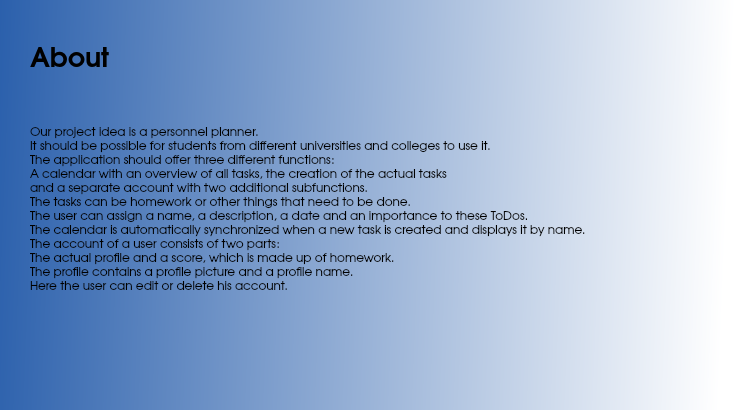
This is PersonalPlanner/aboutform.ui in sabrine-gamdou/PersonalPlanner as Qt 5 draws it before an edit. The edited form follows.
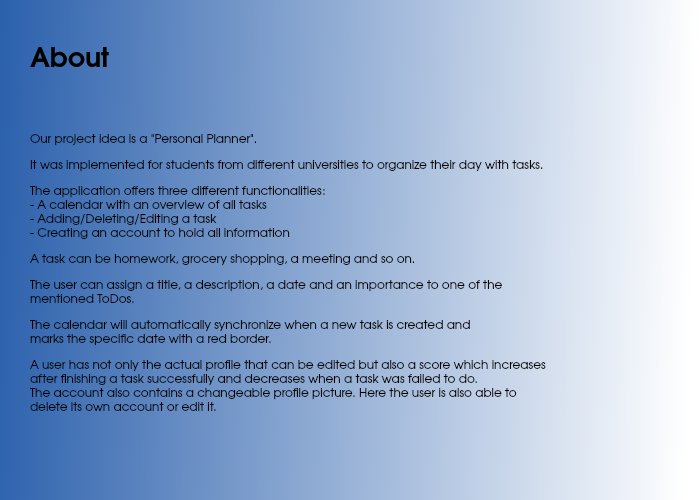
This is the edited form.

Patch:
```diff
--- a/PersonalPlanner/aboutform.ui
+++ b/PersonalPlanner/aboutform.ui
@@ -6,8 +6,8 @@
    <rect>
     <x>0</x>
     <y>0</y>
-    <width>734</width>
-    <height>410</height>
+    <width>699</width>
+    <height>500</height>
    </rect>
   </property>
   <property name="font">
@@ -49,9 +49,9 @@
    <property name="geometry">
     <rect>
      <x>30</x>
-     <y>80</y>
-     <width>781</width>
-     <height>261</height>
+     <y>90</y>
+     <width>651</width>
+     <height>371</height>
     </rect>
    </property>
    <property name="font">
@@ -63,18 +63,7 @@
     <string notr="true">background: qlineargradient(spread:pad, x1:0, y1:0, x2:1, y2:0.0225455, stop:0 rgba(0,0,0,0), stop:1 rgba(0,0,0,0))</string>
    </property>
    <property name="text">
-    <string>Our project idea is a personnel planner.
-It should be possible for students from different universities and colleges to use it.
-The application should offer three different functions:
-A calendar with an overview of all tasks, the creation of the actual tasks
-and a separate account with two additional subfunctions.
-The tasks can be homework or other things that need to be done.
-The user can assign a name, a description, a date and an importance to these ToDos.
-The calendar is automatically synchronized when a new task is created and displays it by name.
-The account of a user consists of two parts:
-The actual profile and a score, which is made up of homework.
-The profile contains a profile picture and a profile name.
-Here the user can edit or delete his account.</string>
+    <string>&lt;html&gt;&lt;head/&gt;&lt;body&gt;&lt;p&gt;Our project idea is a &amp;quot;Personal Planner&amp;quot;.&lt;/p&gt;&lt;p&gt;It was implemented for students from different universities to organize their day with tasks.&lt;/p&gt;&lt;p&gt;The application offers three different functionalities: &lt;br/&gt;- A calendar with an overview of all tasks&lt;br/&gt;- Adding/Deleting/Editing a task&lt;br/&gt;- Creating an account to hold all information&lt;/p&gt;&lt;p&gt;A task can be homework, grocery shopping, a meeting and so on. &lt;/p&gt;&lt;p&gt;The user can assign a title, a description, a date and an importance to one of the &lt;br/&gt;mentioned ToDos. &lt;/p&gt;&lt;p&gt;The calendar will automatically synchronize when a new task is created and &lt;br/&gt;marks the specific date with a red border.&lt;/p&gt;&lt;p&gt;A user has not only the actual profile that can be edited but also a score which increases &lt;br/&gt;after finishing a task successfully and decreases when a task was failed to do. &lt;br/&gt;The account also contains a changeable profile picture. Here the user is also able to&lt;br/&gt;delete its own account or edit it.&lt;/p&gt;&lt;/body&gt;&lt;/html&gt;</string>
    </property>
   </widget>
  </widget>
```
